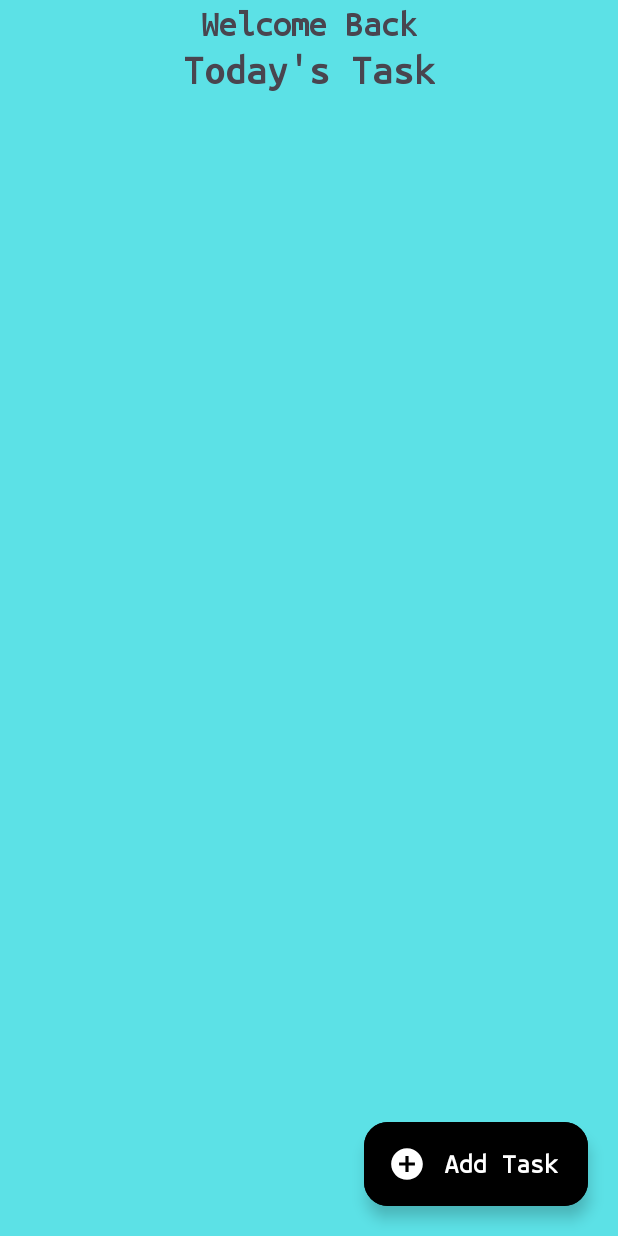
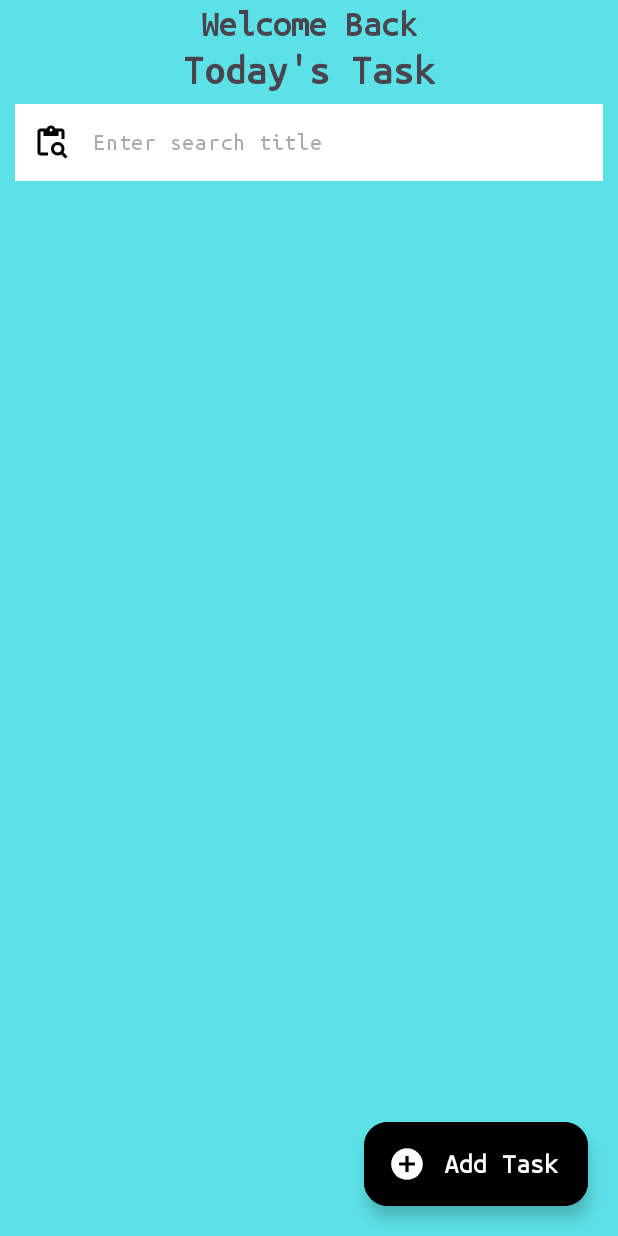
Before and after one commit to it22323934/MAD_LAB_EXAM4_TodoAPP, an Android app: the screen it shows after launch (MainActivity), on a phone screen of 412 x 824 dp. Run offline under Robolectric (Android 15) with nearby library versions, the phone set to English and light mode, and no system bars; our stand-ins replace Room's generated code; libraries missing offline, so code that uses them is left out: androidx.room.util.

Commit message:
Added Search Function

```diff
--- a/app/src/main/java/com/example/todoapp/dao/TaskDao.kt
+++ b/app/src/main/java/com/example/todoapp/dao/TaskDao.kt
@@ -25,4 +25,7 @@ interface TaskDao {
     @Query("UPDATE Task SET level=:level,taskTitle=:title,description=:description WHERE taskId=:taskId")
     suspend fun updateTaskParticularFiled(taskId:String,level:String,title:String,description:String):Int
 
+    @Query("SELECT * FROM Task WHERE taskTitle LIKE :query ORDER BY date DESC")
+    fun searchTaskList(query: String) : Flow<List<Task>>
+
 }
--- a/app/src/main/java/com/example/todoapp/repository/TaskRepository.kt
+++ b/app/src/main/java/com/example/todoapp/repository/TaskRepository.kt
@@ -1,13 +1,19 @@
 package com.example.todoapp.repository
 
 import android.app.Application
+import androidx.lifecycle.LiveData
 import androidx.lifecycle.MutableLiveData
 import com.example.todoapp.database.TaskDatabase
 import com.example.todoapp.models.Task
 import com.example.todoapp.utils.Resource
 import com.example.todoapp.utils.Resource.*
+import com.example.todoapp.utils.StatusResult
 import kotlinx.coroutines.CoroutineScope
 import kotlinx.coroutines.Dispatchers
+import kotlinx.coroutines.delay
+import kotlinx.coroutines.flow.Flow
+import kotlinx.coroutines.flow.MutableStateFlow
+import kotlinx.coroutines.flow.StateFlow
 import kotlinx.coroutines.flow.flow
 import kotlinx.coroutines.launch
 
@@ -16,50 +22,82 @@ class TaskRepository(application: Application) {
     private val taskDao= TaskDatabase.getInstance(application).taskDao
 
 
-    fun getTaskList()= flow{
-        emit(Loading())
-        try {
-            val result =taskDao.getTaskList()
-            emit(Success(result))
+    private val _taskStateFlow=MutableStateFlow<Resource<Flow<List<Task>>>>(Loading())
+    val taskStateFlow:StateFlow<Resource<Flow<List<Task>>>>
+        get()=_taskStateFlow
 
-        }catch (e:Exception){
-            emit(Error(e.message.toString()))
+    private val _statusLiveData=MutableLiveData<Resource<StatusResult>>()
+    val statusLiveData:LiveData<Resource<StatusResult>>
+        get()=_statusLiveData
+
+
+    fun getTaskList(){
+        CoroutineScope(Dispatchers.IO).launch {
+            try {
+                _taskStateFlow.emit(Loading())
+                delay(500)
+                val result = taskDao.getTaskList()
+                _taskStateFlow.emit(Success("loading", result))
+
+            } catch (e: Exception) {
+                _taskStateFlow.emit(Error(e.message.toString()))
+            }
         }
     }
 
-    fun insertTask(task:Task)=MutableLiveData<Resource<Long>>().apply {
-        postValue(Loading())
+    fun insertTask(task:Task){
         try {
+            _statusLiveData.postValue(Loading())
             CoroutineScope(Dispatchers.IO).launch {
                 val result=taskDao.insertTask(task)
-                postValue(Success(result))
+                handleResult(result.toInt(),"Inserted Task Successfully",StatusResult.Added)
             }
         }catch (e:Exception){
-            postValue(Error(e.message.toString()))
+            _statusLiveData.postValue(Error(e.message.toString()))
         }
     }
 
-    fun deleteTaskUsingID(taskId:String)=MutableLiveData<Resource<Int>>().apply {
-        postValue(Loading())
+    fun deleteTaskUsingID(taskId:String){
         try {
+            _statusLiveData.postValue(Loading())
             CoroutineScope(Dispatchers.IO).launch {
                 val result=taskDao.deleteTaskUsingId(taskId)
-                postValue(Success(result))
+                handleResult(result,"Deleted Task Successfully",StatusResult.Deleted)
             }
         }catch (e:Exception){
-            postValue(Error(e.message.toString()))
+            _statusLiveData.postValue(Error(e.message.toString()))
         }
     }
 
-    fun updateTaskParticularField(taskId:String,level:String,title:String,description:String)=MutableLiveData<Resource<Int>>().apply {
-        postValue(Loading())
+    fun updateTaskParticularField(taskId:String,level:String,title:String,description:String){
         try {
+            _statusLiveData.postValue(Loading())
             CoroutineScope(Dispatchers.IO).launch {
                 val result=taskDao.updateTaskParticularFiled(taskId,level,title,description)
-                postValue(Success(result))
+                handleResult(result,"Updated Task Successfully",StatusResult.Updated)
             }
         }catch (e:Exception){
-            postValue(Error(e.message.toString()))
+            _statusLiveData.postValue(Error(e.message.toString()))
+        }
+    }
+
+    fun searchTaskList(query: String) {
+        CoroutineScope(Dispatchers.IO).launch {
+            try {
+                _taskStateFlow.emit(Loading())
+                val result = taskDao.searchTaskList("%${query}%")
+                _taskStateFlow.emit(Success("loading", result))
+            } catch (e: Exception) {
+                _taskStateFlow.emit(Error(e.message.toString()))
+            }
+        }
+    }
+
+    private fun handleResult(result:Int,message:String,statusResult:StatusResult){
+        if(result!=-1){
+            _statusLiveData.postValue(Success(message,statusResult))
+        }else{
+            _statusLiveData.postValue(Error("Something went wrong",statusResult))
         }
     }
 
--- a/app/src/main/java/com/example/todoapp/utils/Resource.kt
+++ b/app/src/main/java/com/example/todoapp/utils/Resource.kt
@@ -1,7 +1,7 @@
 package com.example.todoapp.utils
 
 sealed class Resource<T>(val status: Status,val data: T? = null, val message : String? = null) {
-    class Success<T>(data: T?) : Resource<T>(Status.SUCCESS,data)
+    class Success<T>(message:String,data: T?=null) : Resource<T>(Status.SUCCESS,data,message)
     class Error<T>(message: String,data: T? = null) : Resource<T>(Status.ERROR,data,message)
     class Loading<T> : Resource<T>(Status.LOADING)
 }
--- /dev/null
+++ b/app/src/main/res/drawable/baseline_content_paste_search_24.xml
@@ -0,0 +1,7 @@
+<vector xmlns:android="http://schemas.android.com/apk/res/android" android:height="24dp" android:tint="#000000" android:viewportHeight="24" android:viewportWidth="24" android:width="24dp">
+
+    <path android:fillColor="@android:color/white" android:pathData="M5,5h2v3h10V5h2v5h2V5c0,-1.1 -0.9,-2 -2,-2h-4.18C14.4,1.84 13.3,1 12,1S9.6,1.84 9.18,3H5C3.9,3 3,3.9 3,5v14c0,1.1 0.9,2 2,2h5v-2H5V5zM12,3c0.55,0 1,0.45 1,1s-0.45,1 -1,1s-1,-0.45 -1,-1S11.45,3 12,3z"/>
+
+    <path android:fillColor="@android:color/white" android:pathData="M20.3,18.9c0.4,-0.7 0.7,-1.5 0.7,-2.4c0,-2.5 -2,-4.5 -4.5,-4.5S12,14 12,16.5s2,4.5 4.5,4.5c0.9,0 1.7,-0.3 2.4,-0.7l2.7,2.7l1.4,-1.4L20.3,18.9zM16.5,19c-1.4,0 -2.5,-1.1 -2.5,-2.5c0,-1.4 1.1,-2.5 2.5,-2.5s2.5,1.1 2.5,2.5C19,17.9 17.9,19 16.5,19z"/>
+
+</vector>
--- a/app/src/main/res/layout/activity_main.xml
+++ b/app/src/main/res/layout/activity_main.xml
@@ -14,23 +14,44 @@
         android:orientation="vertical">
 
         <TextView
-            android:layout_marginTop="4dp"
             android:id="@+id/titleText"
             android:layout_width="wrap_content"
             android:layout_height="wrap_content"
             android:layout_gravity="center"
+            android:layout_marginTop="4dp"
             android:text="Welcome Back"
             android:textSize="24sp"
-            android:textStyle="bold"/>
+            android:textStyle="bold" />
 
         <TextView
-            android:layout_marginTop="4dp"
             android:layout_width="wrap_content"
             android:layout_height="wrap_content"
             android:layout_gravity="center"
+            android:layout_marginTop="4dp"
             android:text="Today's Task"
             android:textSize="28sp"
-            android:textStyle="bold"/>
+            android:textStyle="bold" />
+
+        <com.google.android.material.textfield.TextInputLayout
+            android:id="@+id/edSearchL"
+            style="@style/SearchInputLayout"
+            android:layout_width="match_parent"
+            android:layout_height="wrap_content"
+            android:layout_marginTop="8dp"
+            android:layout_marginHorizontal="10dp"
+            app:startIconDrawable="@drawable/baseline_content_paste_search_24"
+            app:errorEnabled="false"
+            app:hintEnabled="false">
+
+            <com.google.android.material.textfield.TextInputEditText
+                android:id="@+id/edSearch"
+                android:layout_width="match_parent"
+                android:layout_height="wrap_content"
+                android:hint="Enter search title"
+                android:background="@color/white"
+                android:imeOptions="actionSearch"
+                android:inputType="text" />
+        </com.google.android.material.textfield.TextInputLayout>
 
         <androidx.recyclerview.widget.RecyclerView
             android:id="@+id/taskRV"
@@ -40,7 +61,7 @@
             android:orientation="vertical"
             android:paddingBottom="100dp"
             app:layoutManager="androidx.recyclerview.widget.LinearLayoutManager"
-            tools:listitem="@layout/view_task_layout"/>
+            tools:listitem="@layout/view_task_layout" />
 
 
     </LinearLayout>
--- a/app/src/main/res/values/themes.xml
+++ b/app/src/main/res/values/themes.xml
@@ -26,6 +26,14 @@
         <item name="android:textCursorDrawable">@color/black</item>
         <item name="startIconTint">@color/black</item>
     </style>
+    <style name="SearchInputLayout" parent="">
+        <item name="endIconMode">clear_text</item>
+        <item name="errorIconDrawable">@null</item>
+        <item name="errorEnabled">true</item>
+        <item name="android:textColor">@color/black</item>
+        <item name="android:textCursorDrawable">@color/black</item>
+        <item name="startIconTint">@color/black</item>
+    </style>
     <style name="Widget.App.Button.Fill" parent="Widget.Material3.Button">
         <item name="shapeAppearance">@style/CutShape</item>
     </style>
```
Also changed, not shown: app/src/main/java/com/example/todoapp/MainActivity.kt (+64 -49 lines), app/src/main/java/com/example/todoapp/utils/util.kt (+18 -0 lines), app/src/main/java/com/example/todoapp/viewmodals/TaskViewModal.kt (+24 -10 lines).
